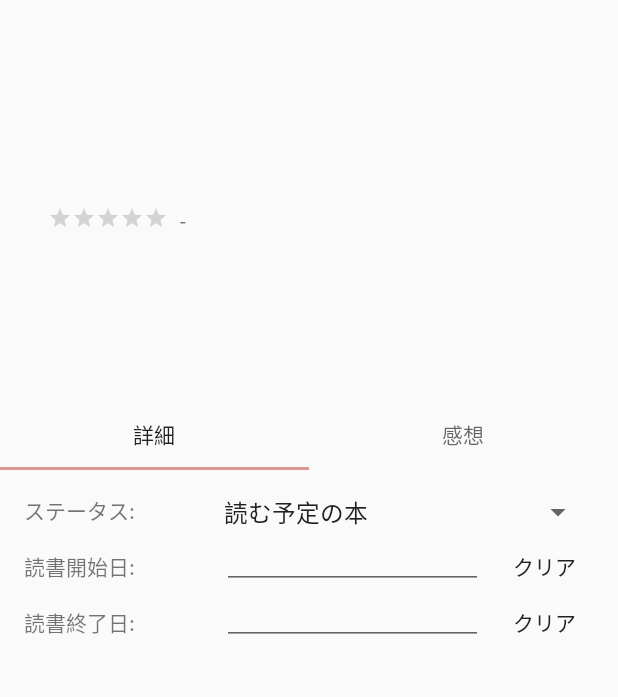
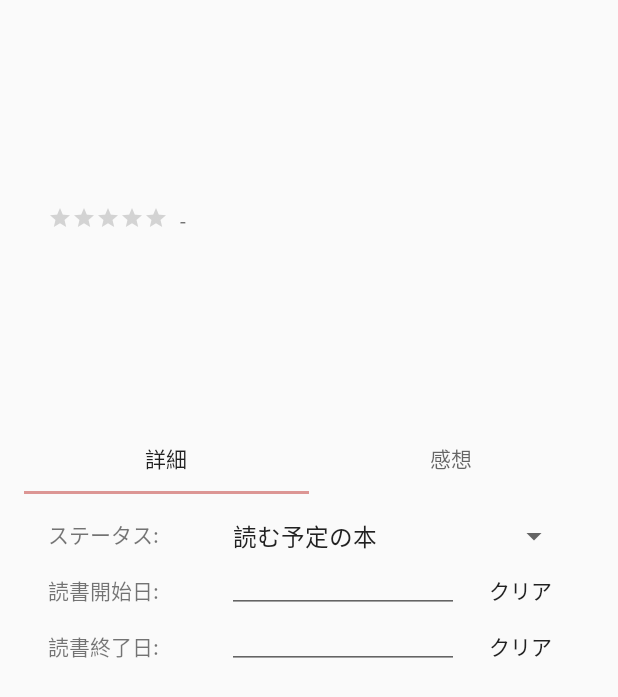
Before and after one commit to yudai0308/book_manager, an Android app: the BookDetailActivity screen opened directly, with no data from a screen before it, on a phone screen of 412 x 824 dp. Shown: the top 697 px of the screen. Run offline under Robolectric (Android 15) with nearby library versions, the phone set to English and light mode, and no system bars; our stand-ins replace Room's generated code, data binding; libraries missing offline, so code that uses them is left out: io.noties.markwon; pictures from the network do not load; 15 statements that could not run were skipped.

Commit message:
レイアウト調整。

```diff
--- a/app/src/main/res/layout/content_book_additional_info.xml
+++ b/app/src/main/res/layout/content_book_additional_info.xml
@@ -4,6 +4,7 @@
     <LinearLayout
         android:layout_width="match_parent"
         android:layout_height="match_parent"
+        android:padding="@dimen/space_wide"
         android:orientation="vertical">
 
         <com.google.android.material.tabs.TabLayout
```
